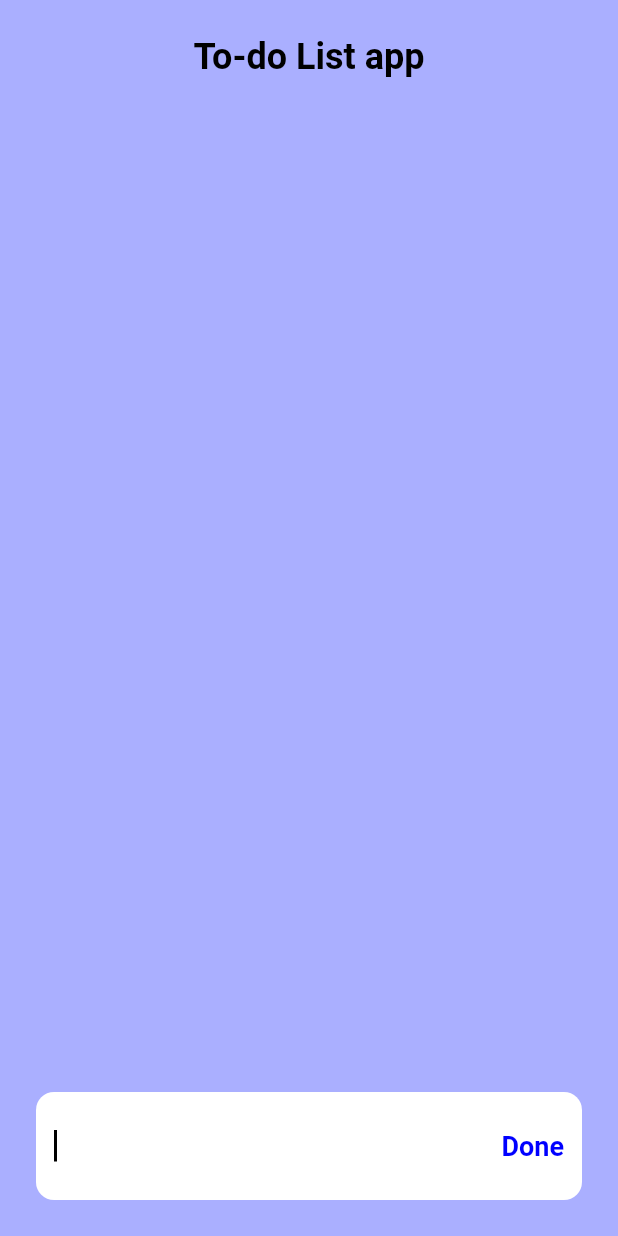
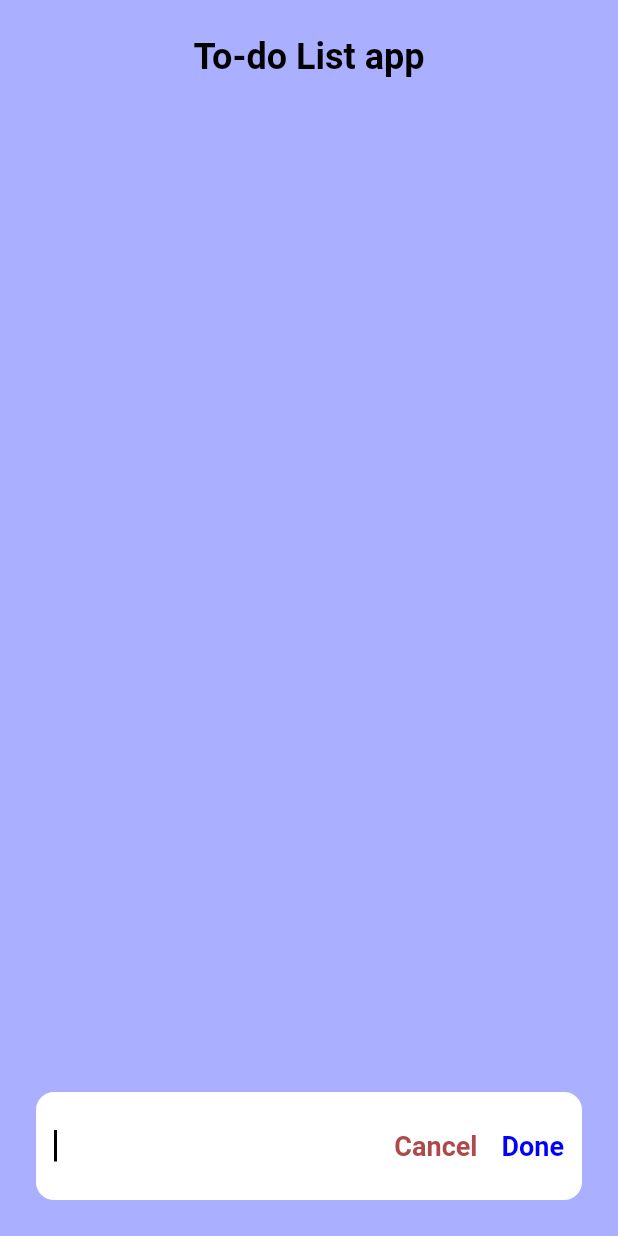
Before and after one commit to trunghq3101/onsunday_todo, a Flutter app: the screen it shows after launch, after a tap on "Add new todo", on a phone screen of 412 x 824 dp. Run offline on Flutter 3.47's test engine with Material 2 defaults, Android fonts, the phone set to English and light mode, and no system bars.

Commit message:
add Cancel button and clear text after editing

```diff
--- a/lib/features/todo_list/add_todo_view.dart
+++ b/lib/features/todo_list/add_todo_view.dart
@@ -44,8 +44,26 @@ class _AddTodoViewState extends State<AddTodoView> {
               setState(() {
                 _isEditing = false;
               });
+              _controller.clear();
+            },
+            child: const Text(
+              'Cancel',
+              style: TextStyle(
+                color: Color(0xFFAF4949),
+                fontSize: 18,
+                fontWeight: FontWeight.bold,
+              ),
+            ),
+          ),
+          const SizedBox(width: 16),
+          GestureDetector(
+            onTap: () {
+              setState(() {
+                _isEditing = false;
+              });
               final model = Provider.of<TodoListModel>(context, listen: false);
               model.addTodo(_controller.text);
+              _controller.clear();
             },
             child: const Text(
               'Done',
```
